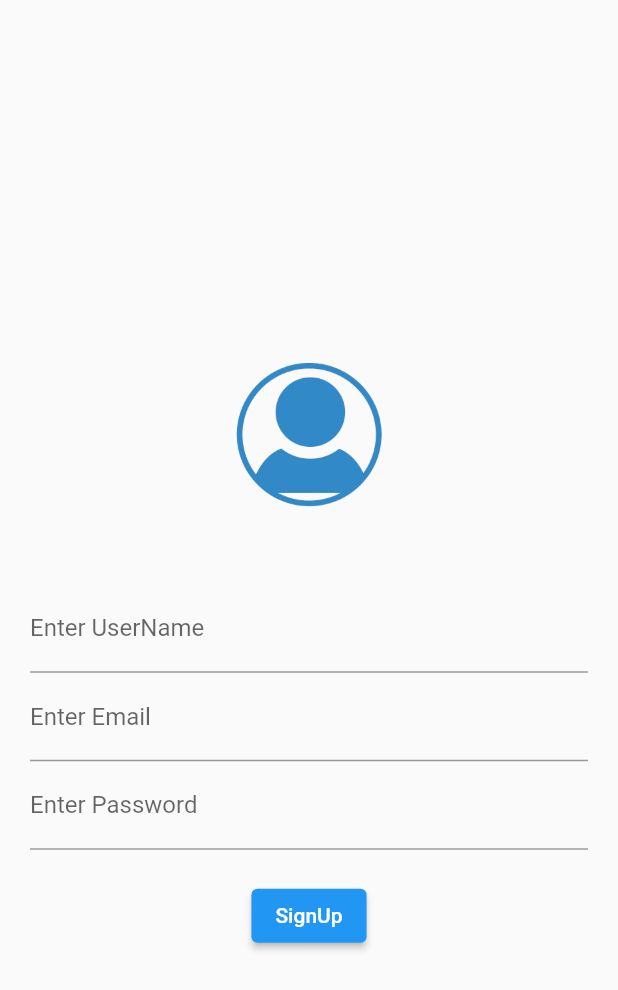
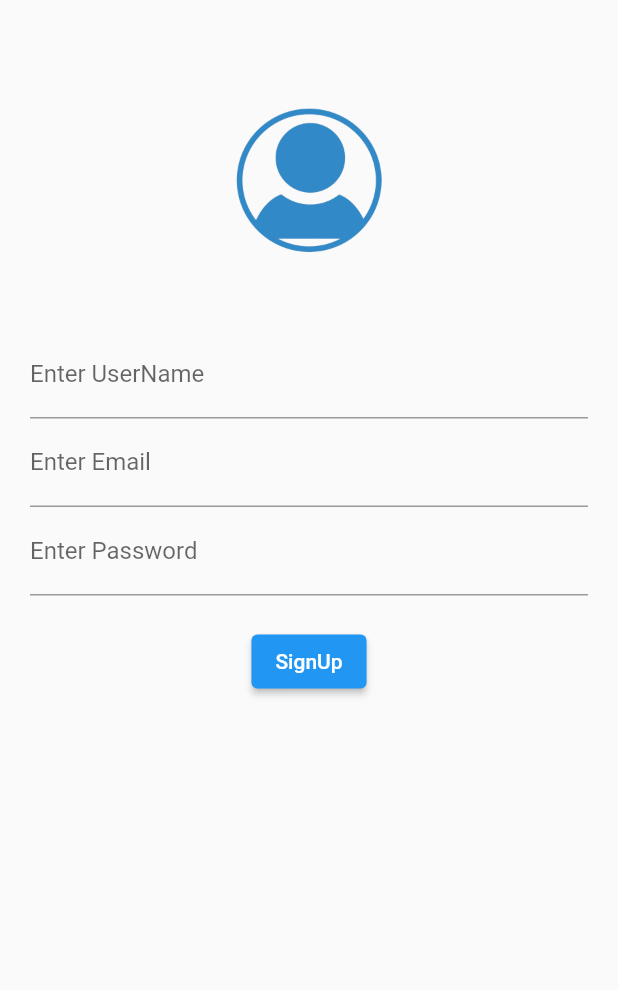
Before and after one commit to MTalha20/FireBase-Flutter, a Flutter app: the screen it shows after launch, after a tap on "SignUp", on a phone screen of 412 x 824 dp. Shown: the top 990 px of the screen. Run offline on Flutter 3.47's test engine with Material 2 defaults, Android fonts, the phone set to English and light mode, and no system bars; our stand-ins replace firebase_auth, firebase_core; accounts and stored records are empty; network calls fail.

Commit message:
Work Complete

```diff
--- a/lib/signup.dart
+++ b/lib/signup.dart
@@ -24,30 +24,37 @@ class _SignUpState extends State<SignUp> {
       final String email = emailcontroller.text;
       final String password = passwordcontroller.text;
       try {
-        auth.createUserWithEmailAndPassword(email: email,  password: password);
-        print("SignUp");
-
+        await auth.createUserWithEmailAndPassword(email: email, password: password);
+        print("Added");
       } catch (e) {
           print("Error");
       }
     }
     return Scaffold(
-      body: Container(
+      body: SingleChildScrollView(
+        child: Container(
           padding: EdgeInsets.all(20),
           child: SafeArea(
             child: Column(
               mainAxisAlignment: MainAxisAlignment.center,
               children: [
                 Image.asset("assets/login-logo.png",height: 200, width: 200,),
-              TextField(decoration: InputDecoration(labelText: "Enter UserName"),),
-              TextField(decoration: InputDecoration(labelText: "Enter Email"),),
-              TextField(decoration: InputDecoration(labelText: "Enter Password"),),
+                TextField(
+                  controller: usernamecontroller,
+                  decoration: InputDecoration(labelText: "Enter UserName"),),
+                TextField(
+                  controller: emailcontroller,
+                  decoration: InputDecoration(labelText: "Enter Email"),),
+                TextField(
+                  controller: passwordcontroller,
+                  decoration: InputDecoration(labelText: "Enter Password"),),
                 SizedBox(height: 20,),
                 ElevatedButton(onPressed: SIGNUP, child: const Text("SignUp"))
               ],
             ),
           ),
         ),
+      ),
     );
   }
 }
```
Also changed, not shown: pubspec.yaml (+5 -3 lines), flutter_01.png (added), pubspec.lock, 1 other file. Lines whose indentation alone changed are shown as unchanged.
